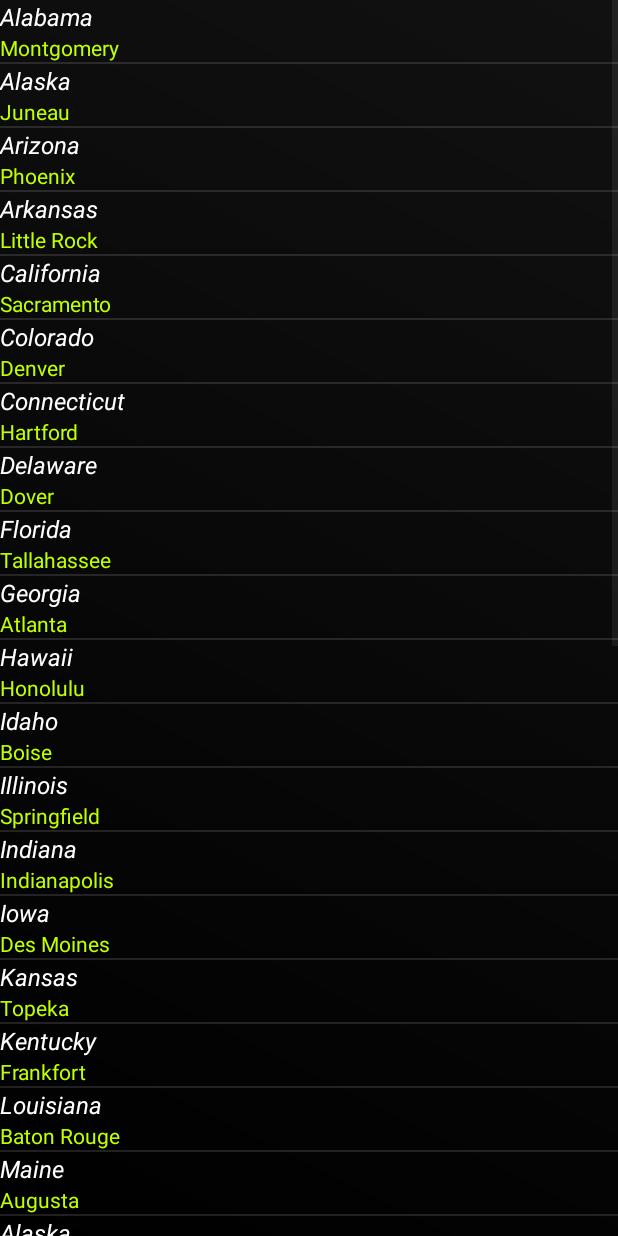
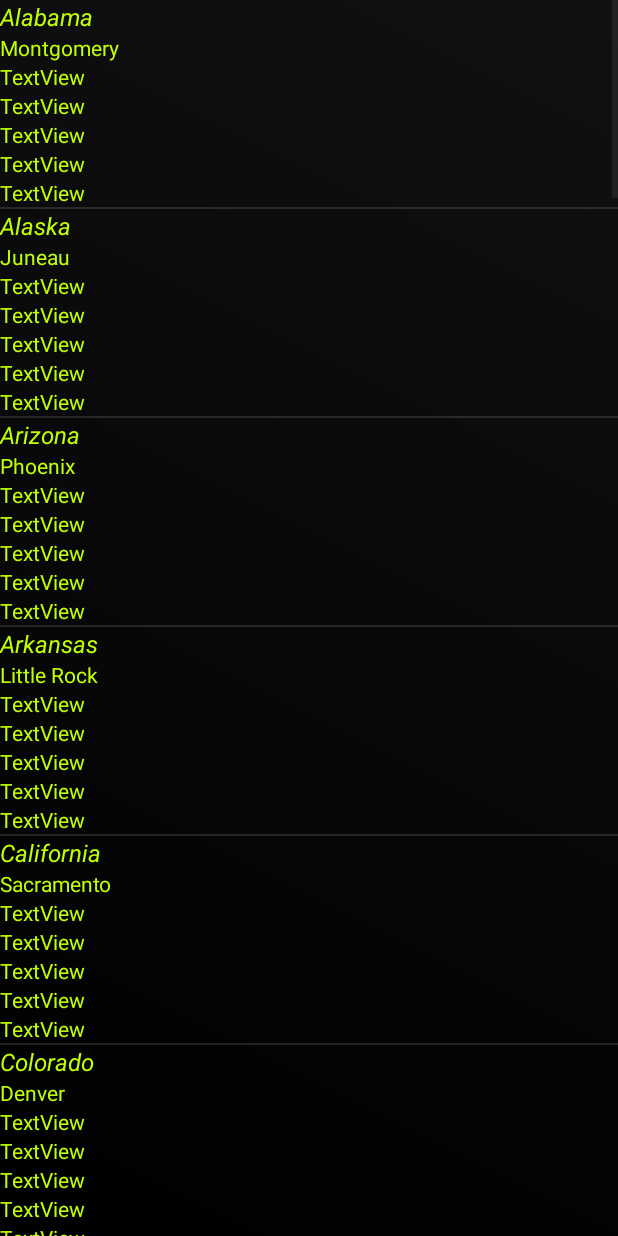
Before and after one commit to Mohammad-Hajjeh/Group_Assignment1_1170271_1172738, an Android app: the ShowCourses screen opened directly, with no data from a screen before it, on a phone screen of 412 x 824 dp. Run offline under Robolectric (Android 15) with nearby library versions, the phone set to English and light mode, and no system bars.

```diff
--- a/app/src/main/java/edu/bzu/group_assignment1_1170271_1172738/MainActivity.java
+++ b/app/src/main/java/edu/bzu/group_assignment1_1170271_1172738/MainActivity.java
@@ -19,4 +19,8 @@ public class MainActivity extends AppCompatActivity {
         Intent intent = new Intent(this,ShowCourses.class);
         startActivity(intent);
     }
+    public void serachCourseClick(View view) {
+        Intent intent = new Intent(this,SearchCourse.class);
+        startActivity(intent);
+    }
 }
--- a/app/src/main/res/layout/activity_main.xml
+++ b/app/src/main/res/layout/activity_main.xml
@@ -55,6 +55,7 @@
         style="@style/btn"
         android:background="@drawable/custom2"
 
+        android:onClick="serachCourseClick"
         android:text="Search Course"
         android:textColor="#FFFFFF"
         app:layout_constraintBottom_toBottomOf="parent"
--- a/app/src/main/res/layout/twolines.xml
+++ b/app/src/main/res/layout/twolines.xml
@@ -9,7 +9,7 @@
         android:layout_width="match_parent"
         android:layout_height="wrap_content"
         android:text="TextView"
-        android:textColor="#FFFFFF"
+        android:textColor="#BFFF00"
         android:textSize="16sp"
         android:textStyle="italic" />
 
@@ -20,4 +20,39 @@
         android:text="TextView"
         android:textColor="#BFFF00"
         android:textSize="14sp" />
+    <TextView
+        android:id="@+id/line_c"
+        android:layout_width="match_parent"
+        android:layout_height="wrap_content"
+        android:text="TextView"
+        android:textColor="#BFFF00"
+        android:textSize="14sp" />
+    <TextView
+        android:id="@+id/line_d"
+        android:layout_width="match_parent"
+        android:layout_height="wrap_content"
+        android:text="TextView"
+        android:textColor="#BFFF00"
+        android:textSize="14sp" />
+    <TextView
+        android:id="@+id/line_e"
+        android:layout_width="match_parent"
+        android:layout_height="wrap_content"
+        android:text="TextView"
+        android:textColor="#BFFF00"
+        android:textSize="14sp" />
+    <TextView
+        android:id="@+id/line_f"
+        android:layout_width="match_parent"
+        android:layout_height="wrap_content"
+        android:text="TextView"
+        android:textColor="#BFFF00"
+        android:textSize="14sp" />
+    <TextView
+        android:id="@+id/line_g"
+        android:layout_width="match_parent"
+        android:layout_height="wrap_content"
+        android:text="TextView"
+        android:textColor="#BFFF00"
+        android:textSize="14sp" />
 </LinearLayout>
```
Also changed, not shown: app/src/main/AndroidManifest.xml (+6 -1 lines), app/src/main/java/edu/bzu/group_assignment1_1170271_1172738/AddCourse.java (added, +14 -0 lines), app/src/main/java/edu/bzu/group_assignment1_1170271_1172738/SearchCourse.java (added, +157 -0 lines), app/src/main/java/edu/bzu/group_assignment1_1170271_1172738/UpdateCourse.java (added, +14 -0 lines), app/src/main/res/layout/activity_add_course.xml (added, +9 -0 lines), app/src/main/res/layout/activity_search_course.xml (added, +73 -0 lines), app/src/main/res/layout/activity_update_course.xml (added, +9 -0 lines).
